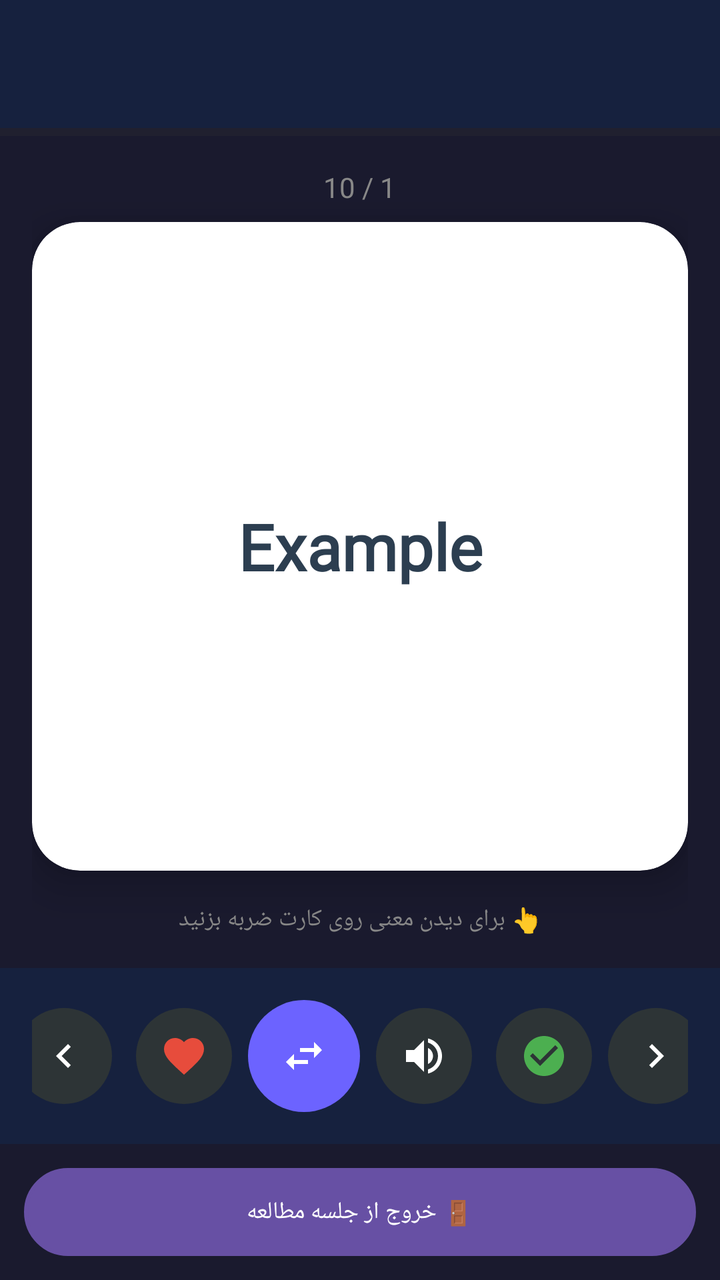
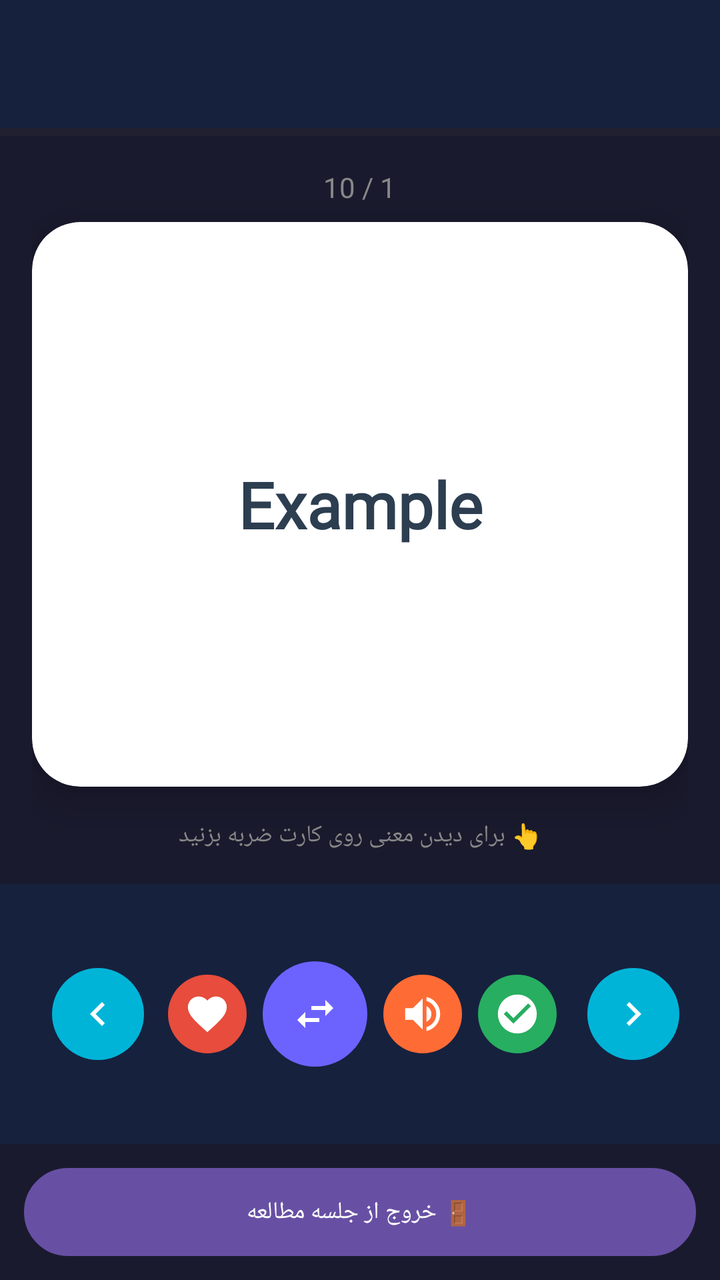

Screens rendered from an Android XML layout before and after an edit, with the pre-edit source and the edit as a unified diff.
<!-- AndroidManifest.xml: application theme Theme.VisualDictionaryWizard -->
<!-- res/layout/activity_study_session.xml -->
<?xml version="1.0" encoding="utf-8"?>
<LinearLayout xmlns:android="http://schemas.android.com/apk/res/android"
    xmlns:app="http://schemas.android.com/apk/res-auto"
    android:layout_width="match_parent"
    android:layout_height="match_parent"
    android:orientation="vertical"
    android:layoutDirection="rtl"
    android:background="#1a1a2e">

    <androidx.appcompat.widget.Toolbar
        android:id="@+id/toolbar"
        android:layout_width="match_parent"
        android:layout_height="?attr/actionBarSize"
        android:background="#16213e"
        android:theme="@style/ThemeOverlay.AppCompat.Dark.ActionBar" />

    <ProgressBar
        android:id="@+id/progressBar"
        style="?android:attr/progressBarStyleHorizontal"
        android:layout_width="match_parent"
        android:layout_height="4dp"
        android:progress="0"
        android:progressTint="#4CAF50"
        android:progressBackgroundTint="#333333" />

    <LinearLayout
        android:layout_width="match_parent"
        android:layout_height="0dp"
        android:layout_weight="1"
        android:orientation="vertical"
        android:gravity="center"
        android:padding="16dp">

        <TextView
            android:fontFamily="@font/yekan"
            android:id="@+id/counterText"
            android:layout_width="wrap_content"
            android:layout_height="wrap_content"
            android:text="1 / 10"
            android:textSize="14sp"
            android:textColor="#888888"
            android:layout_marginBottom="8dp" />

        <androidx.cardview.widget.CardView
            android:id="@+id/flashCard"
            android:layout_width="match_parent"
            android:layout_height="0dp"
            android:layout_weight="1"
            android:clickable="true"
            android:focusable="true"
            app:cardCornerRadius="24dp"
            app:cardElevation="12dp"
            app:cardBackgroundColor="#FFFFFF"
            android:foreground="?attr/selectableItemBackground">

            <RelativeLayout
                android:layout_width="match_parent"
                android:layout_height="match_parent"
                android:padding="16dp"
                android:clickable="false"
                android:focusable="false">

                
                <TextView
                    android:id="@+id/levelText"
                    android:layout_width="wrap_content"
                    android:layout_height="wrap_content"
                    android:text="B2"
                    android:textSize="12sp"
                    android:textColor="#FFFFFF"
                    android:padding="6dp"
                    android:paddingStart="12dp"
                    android:paddingEnd="12dp"
                    android:layout_alignParentStart="true"
                    android:layout_alignParentTop="true"
                    android:clickable="false"
                    android:focusable="false"
                    app:cardCornerRadius="16dp" />

                
                <TextView
            android:fontFamily="@font/yekan"
                    android:id="@+id/wordText"
                    android:layout_width="match_parent"
                    android:layout_height="wrap_content"
                    android:text="Example"
                    android:textSize="32sp"
                    android:textStyle="bold"
                    android:textColor="#2c3e50"
                    android:gravity="center"
                    android:layout_centerInParent="true"
                    android:clickable="false"
                    android:focusable="false" />

                
                <RelativeLayout
                    android:id="@+id/meaningRelativeView"
                    android:layout_width="match_parent"
                    android:layout_height="match_parent"
                    android:visibility="gone"
                    android:clickable="false"
                    android:focusable="false">

                    <LinearLayout
                        android:layout_width="match_parent"
                        android:layout_height="wrap_content"
                        android:orientation="vertical"
                        android:gravity="center"
                        android:padding="8dp">

                        
                        <ImageView
                            android:id="@+id/wordImage"
                            android:layout_width="160dp"
                            android:layout_height="160dp"
                            android:layout_gravity="center"
                            android:layout_marginTop="8dp"
                            android:layout_marginBottom="16dp"
                            android:scaleType="centerCrop"
                            android:src="@drawable/ic_no_image"
                            android:clickable="false"
                            android:focusable="false"
                            app:cardCornerRadius="20dp" />

                        
                        <TextView
            android:fontFamily="@font/yekan"
                            android:id="@+id/meaningText"
                            android:layout_width="match_parent"
                            android:layout_height="wrap_content"
                            android:text="مثال"
                            android:textSize="18sp"
                            android:textColor="#2c3e50"
                            android:textStyle="bold"
                            android:gravity="center"
                            android:layout_marginBottom="16dp" />

                        
                        <TextView
            android:fontFamily="@font/yekan"
                            android:id="@+id/exampleText"
                            android:layout_width="match_parent"
                            android:layout_height="wrap_content"
                            android:text="📖 This is an example"
                            android:textSize="15sp"
                            android:textColor="#555555"
                            android:gravity="center"
                            android:layout_marginBottom="12dp"
                            android:lineSpacingExtra="4dp" />

                        
                        <TextView
            android:fontFamily="@font/yekan"
                            android:id="@+id/exampleTranslationText"
                            android:layout_width="match_parent"
                            android:layout_height="wrap_content"
                            android:text="🇮🇷 این یک مثال است"
                            android:textSize="14sp"
                            android:textColor="#7f8c8d"
                            android:gravity="center"
                            android:lineSpacingExtra="4dp" />

                    </LinearLayout>

                </RelativeLayout>

            </RelativeLayout>

        </androidx.cardview.widget.CardView>

        <TextView
            android:fontFamily="@font/yekan"
            android:layout_width="wrap_content"
            android:layout_height="wrap_content"
            android:text="👆 برای دیدن معنی روی کارت ضربه بزنید"
            android:textSize="12sp"
            android:textColor="#888888"
            android:layout_marginTop="16dp" />

    </LinearLayout>

    
    <LinearLayout
        android:layout_width="match_parent"
        android:layout_height="wrap_content"
        android:orientation="horizontal"
        android:gravity="center"
        android:padding="16dp"
        android:layoutDirection="ltr"
        android:background="#16213e">

        <ImageButton
            android:id="@+id/prevIcon"
            android:layout_width="48dp"
            android:layout_height="48dp"
            android:src="@drawable/ic_prev"
            android:background="@drawable/circle_background_dark"
            app:tint="#FFFFFF"
            android:layout_marginEnd="8dp" />

        <ImageButton
            android:id="@+id/favoriteIcon"
            android:layout_width="48dp"
            android:layout_height="48dp"
            android:src="@drawable/ic_favorite_filled"
            android:background="@drawable/circle_background_dark"
            app:tint="#E74C3C"
            android:layout_marginStart="4dp"
            android:layout_marginEnd="4dp" />

        <ImageButton
            android:id="@+id/flipIcon"
            android:layout_width="56dp"
            android:layout_height="56dp"
            android:src="@drawable/ic_flip"
            android:background="@drawable/circle_background_accent"
            app:tint="#FFFFFF"
            android:layout_marginStart="4dp"
            android:layout_marginEnd="4dp" />

        <ImageButton
            android:id="@+id/speakIcon"
            android:layout_width="48dp"
            android:layout_height="48dp"
            android:src="@drawable/ic_speaker"
            android:background="@drawable/circle_background_dark"
            app:tint="#FFFFFF"
            android:layout_marginStart="4dp"
            android:layout_marginEnd="4dp" />

        <ImageButton
            android:id="@+id/masteredIcon"
            android:layout_width="48dp"
            android:layout_height="48dp"
            android:src="@drawable/ic_mastered"
            android:background="@drawable/circle_background_dark"
            app:tint="#4CAF50"
            android:layout_marginStart="8dp" />

        <ImageButton
            android:id="@+id/nextIcon"
            android:layout_width="48dp"
            android:layout_height="48dp"
            android:src="@drawable/ic_next"
            android:background="@drawable/circle_background_dark"
            app:tint="#FFFFFF"
            android:layout_marginStart="8dp" />

    </LinearLayout>

    <Button
        android:id="@+id/exitButton"
        android:layout_width="match_parent"
        android:layout_height="44dp"
        android:layout_margin="12dp"
        android:text="🚪 خروج از جلسه مطالعه"
        android:background="@drawable/button_outline"
        android:textColor="#ffffff"
        android:textSize="12sp" />

</LinearLayout>
<!-- resources referenced by this layout -->
<resources>
  <!-- drawable button_outline (drawable) -->
  <?xml version="1.0" encoding="utf-8"?>
  <shape xmlns:android="http://schemas.android.com/apk/res/android">
  
      <solid android:color="#FFFFFF" />
  
      <stroke
          android:width="2dp"
          android:color="#3498db" />
  
      <corners android:radius="24dp" />
  
      <padding
          android:left="16dp"
          android:top="12dp"
          android:right="16dp"
          android:bottom="12dp" />
  
  </shape>
  <!-- drawable circle_background_accent (drawable) -->
  <?xml version="1.0" encoding="utf-8"?>
  <shape xmlns:android="http://schemas.android.com/apk/res/android"
      android:shape="oval">
      <solid android:color="#6C63FF" />
      <size android:width="56dp" android:height="56dp" />
  </shape>
  <!-- drawable circle_background_dark (drawable) -->
  <?xml version="1.0" encoding="utf-8"?>
  <shape xmlns:android="http://schemas.android.com/apk/res/android"
      android:shape="oval">
      <solid android:color="#2d3436" />
      <size android:width="56dp" android:height="56dp" />
  </shape>
  <!-- drawable ic_flip (drawable) -->
  <vector xmlns:android="http://schemas.android.com/apk/res/android"
      android:width="24dp"
      android:height="24dp"
      android:viewportWidth="24"
      android:viewportHeight="24">
  
      <path
          android:fillColor="#FFFFFF"
          android:pathData="M6.99,11L3,15l3.99,4v-3H14v-2H6.99v-3zM21,9l-3.99,-4v3H10v2h7.01v3L21,9z"/>
  
  </vector>
  <!-- drawable ic_mastered (drawable) -->
  <vector xmlns:android="http://schemas.android.com/apk/res/android"
      android:width="24dp"
      android:height="24dp"
      android:viewportWidth="24"
      android:viewportHeight="24">
  
      <path
          android:fillColor="#4CAF50"
          android:pathData="M12,2C6.48,2 2,6.48 2,12s4.48,10 10,10 10,-4.48 10,-10S17.52,2 12,2zm-2,15l-5,-5 1.41,-1.41L10,14.17l7.59,-7.59L19,8l-9,9z"/>
  
  </vector>
  <!-- drawable ic_next (drawable) -->
  <vector xmlns:android="http://schemas.android.com/apk/res/android"
      android:width="24dp"
      android:height="24dp"
      android:viewportWidth="24"
      android:viewportHeight="24">
  
      <path
          android:fillColor="#FFFFFF"
          android:pathData="M10,6L8.59,7.41 13.17,12l-4.58,4.59L10,18l6,-6z"/>
  
  </vector>
  <!-- drawable ic_prev (drawable) -->
  <vector xmlns:android="http://schemas.android.com/apk/res/android"
      android:width="24dp"
      android:height="24dp"
      android:viewportWidth="24"
      android:viewportHeight="24">
  
      <path
          android:fillColor="#FFFFFF"
          android:pathData="M15.41,7.41L14,6l-6,6 6,6 1.41,-1.41L10.83,12z"/>
  
  </vector>
  <style name="Theme.VisualDictionaryWizard" parent="Base.Theme.VisualDictionaryWizard" />
  <style name="Base.Theme.VisualDictionaryWizard" parent="Theme.Material3.DayNight.NoActionBar">
          
          
      </style>
  <!-- unchanged entries left out for length: 3 -->
</resources>

<!-- the commit's change to res/layout/activity_study_session.xml (unified diff, before → after) -->
@@ -180,73 +180,129 @@
     </LinearLayout>
 
     
-    <LinearLayout
-        android:layout_width="match_parent"
-        android:layout_height="wrap_content"
-        android:orientation="horizontal"
-        android:gravity="center"
+    <androidx.constraintlayout.widget.ConstraintLayout
+        android:layout_width="match_parent"
+        android:layout_height="130dp"
         android:padding="16dp"
         android:layoutDirection="ltr"
         android:background="#16213e">
 
+        
+
+        
+
+        
+
+        
+
+        
+
+        
+
         <ImageButton
             android:id="@+id/prevIcon"
-            android:layout_width="48dp"
-            android:layout_height="48dp"
+            android:layout_width="0dp"
+            android:layout_height="0dp"
+            android:layout_marginStart="10dp"
+            android:background="@drawable/circle_button_prev"
+            android:padding="10dp"
+            android:scaleType="centerInside"
             android:src="@drawable/ic_prev"
-            android:background="@drawable/circle_background_dark"
-            app:tint="#FFFFFF"
-            android:layout_marginEnd="8dp" />
+            android:tint="#FFFFFF"
+            app:layout_constraintBottom_toBottomOf="parent"
+            app:layout_constraintDimensionRatio="1:1"
+            app:layout_constraintStart_toStartOf="parent"
+            app:layout_constraintTop_toTopOf="parent"
+            app:layout_constraintVertical_bias="0.5"
+            app:layout_constraintWidth_percent="0.14" />
 
         <ImageButton
             android:id="@+id/favoriteIcon"
-            android:layout_width="48dp"
-            android:layout_height="48dp"
+            android:layout_width="0dp"
+            android:layout_height="0dp"
+            android:layout_marginStart="12dp"
+            android:background="@drawable/circle_button_favorite"
+            android:padding="8dp"
+            android:scaleType="centerInside"
             android:src="@drawable/ic_favorite_filled"
-            android:background="@drawable/circle_background_dark"
-            app:tint="#E74C3C"
-            android:layout_marginStart="4dp"
-            android:layout_marginEnd="4dp" />
+            android:tint="#FFFFFF"
+            app:layout_constraintBottom_toBottomOf="parent"
+            app:layout_constraintDimensionRatio="1:1"
+            app:layout_constraintStart_toEndOf="@id/prevIcon"
+            app:layout_constraintTop_toTopOf="parent"
+            app:layout_constraintVertical_bias="0.5"
+            app:layout_constraintWidth_percent="0.12" />
 
         <ImageButton
             android:id="@+id/flipIcon"
-            android:layout_width="56dp"
-            android:layout_height="56dp"
+            android:layout_width="0dp"
+            android:layout_height="0dp"
+            android:layout_marginStart="8dp"
+            android:background="@drawable/circle_button_flip"
+            android:padding="8dp"
+            android:scaleType="centerInside"
             android:src="@drawable/ic_flip"
-            android:background="@drawable/circle_background_accent"
-            app:tint="#FFFFFF"
-            android:layout_marginStart="4dp"
-            android:layout_marginEnd="4dp" />
+            android:tint="#FFFFFF"
+            app:layout_constraintBottom_toBottomOf="parent"
+            app:layout_constraintDimensionRatio="1:1"
+            app:layout_constraintStart_toEndOf="@id/favoriteIcon"
+            app:layout_constraintTop_toTopOf="parent"
+            app:layout_constraintVertical_bias="0.5"
+            app:layout_constraintWidth_percent="0.16" />
 
         <ImageButton
             android:id="@+id/speakIcon"
-            android:layout_width="48dp"
-            android:layout_height="48dp"
+            android:layout_width="0dp"
+            android:layout_height="0dp"
+            android:layout_marginStart="8dp"
+            android:background="@drawable/circle_button_speak"
+            android:padding="8dp"
+            android:scaleType="centerInside"
             android:src="@drawable/ic_speaker"
-            android:background="@drawable/circle_background_dark"
-            app:tint="#FFFFFF"
-            android:layout_marginStart="4dp"
-            android:layout_marginEnd="4dp" />
+            android:tint="#FFFFFF"
+            app:layout_constraintBottom_toBottomOf="parent"
+            app:layout_constraintDimensionRatio="1:1"
+            app:layout_constraintStart_toEndOf="@id/flipIcon"
+            app:layout_constraintTop_toTopOf="parent"
+            app:layout_constraintWidth_percent="0.12" />
 
         <ImageButton
             android:id="@+id/masteredIcon"
-            android:layout_width="48dp"
-            android:layout_height="48dp"
+            android:layout_width="0dp"
+            android:layout_height="0dp"
+            android:layout_marginStart="8dp"
+            android:background="@drawable/circle_button_mastered"
+            android:padding="8dp"
+            android:scaleType="centerInside"
             android:src="@drawable/ic_mastered"
-            android:background="@drawable/circle_background_dark"
-            app:tint="#4CAF50"
-            android:layout_marginStart="8dp" />
+            android:tint="#FFFFFF"
+            app:layout_constraintBottom_toBottomOf="parent"
+            app:layout_constraintDimensionRatio="1:1"
+            app:layout_constraintStart_toEndOf="@id/speakIcon"
+            app:layout_constraintTop_toTopOf="parent"
+            app:layout_constraintVertical_bias="0.5"
+            app:layout_constraintWidth_percent="0.12" />
 
         <ImageButton
             android:id="@+id/nextIcon"
-            android:layout_width="48dp"
-            android:layout_height="48dp"
+            android:layout_width="0dp"
+            android:layout_height="0dp"
+            android:layout_marginStart="12dp"
+            android:background="@drawable/circle_button_next"
+            android:padding="8dp"
+            android:scaleType="centerInside"
             android:src="@drawable/ic_next"
-            android:background="@drawable/circle_background_dark"
-            app:tint="#FFFFFF"
-            android:layout_marginStart="8dp" />
-
-    </LinearLayout>
+            android:tint="#FFFFFF"
+            app:layout_constraintBottom_toBottomOf="parent"
+            app:layout_constraintDimensionRatio="1:1"
+            app:layout_constraintEnd_toEndOf="parent"
+            app:layout_constraintHorizontal_bias="0.416"
+            app:layout_constraintStart_toEndOf="@id/masteredIcon"
+            app:layout_constraintTop_toTopOf="parent"
+            app:layout_constraintVertical_bias="0.5"
+            app:layout_constraintWidth_percent="0.14" />
+
+    </androidx.constraintlayout.widget.ConstraintLayout>
 
     <Button
         android:id="@+id/exitButton"
<!-- resource entries referenced after the edit -->
@@ -19,19 +19,41 @@
           android:bottom="12dp" />
   
   </shape>
-  <!-- drawable circle_background_accent (drawable) -->
+  <!-- drawable circle_button_favorite (drawable) -->
+  <?xml version="1.0" encoding="utf-8"?>
+  <shape xmlns:android="http://schemas.android.com/apk/res/android"
+      android:shape="oval">
+      <solid android:color="#E74C3C" />
+  </shape>
+  <!-- drawable circle_button_flip (drawable) -->
   <?xml version="1.0" encoding="utf-8"?>
   <shape xmlns:android="http://schemas.android.com/apk/res/android"
       android:shape="oval">
       <solid android:color="#6C63FF" />
-      <size android:width="56dp" android:height="56dp" />
   </shape>
-  <!-- drawable circle_background_dark (drawable) -->
+  <!-- drawable circle_button_mastered (drawable) -->
   <?xml version="1.0" encoding="utf-8"?>
   <shape xmlns:android="http://schemas.android.com/apk/res/android"
       android:shape="oval">
-      <solid android:color="#2d3436" />
-      <size android:width="56dp" android:height="56dp" />
+      <solid android:color="#27AE60" />
+  </shape>
+  <!-- drawable circle_button_next (drawable) -->
+  <?xml version="1.0" encoding="utf-8"?>
+  <shape xmlns:android="http://schemas.android.com/apk/res/android"
+      android:shape="oval">
+      <solid android:color="#00B4D8" />
+  </shape>
+  <!-- drawable circle_button_prev (drawable) -->
+  <?xml version="1.0" encoding="utf-8"?>
+  <shape xmlns:android="http://schemas.android.com/apk/res/android"
+      android:shape="oval">
+      <solid android:color="#00B4D8" />
+  </shape>
+  <!-- drawable circle_button_speak (drawable) -->
+  <?xml version="1.0" encoding="utf-8"?>
+  <shape xmlns:android="http://schemas.android.com/apk/res/android"
+      android:shape="oval">
+      <solid android:color="#FF6B35" />
   </shape>
   <!-- drawable ic_flip (drawable) -->
   <vector xmlns:android="http://schemas.android.com/apk/res/android"
